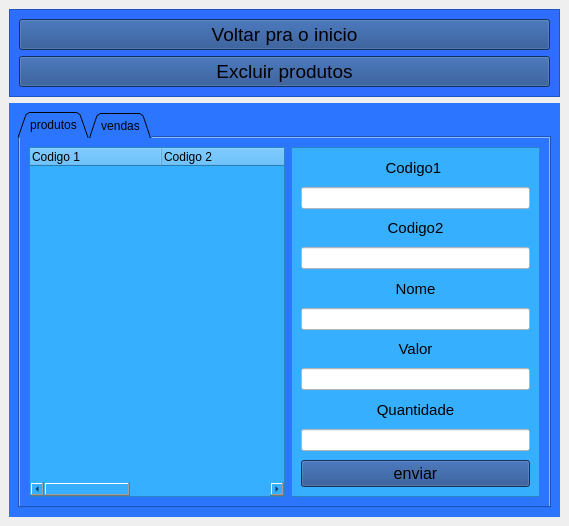
Above: View/Ui/produtos.ui from DiomarBR/aplicacao_de_venda_e_controle_de_estoque before the change. Below: the same form after it.
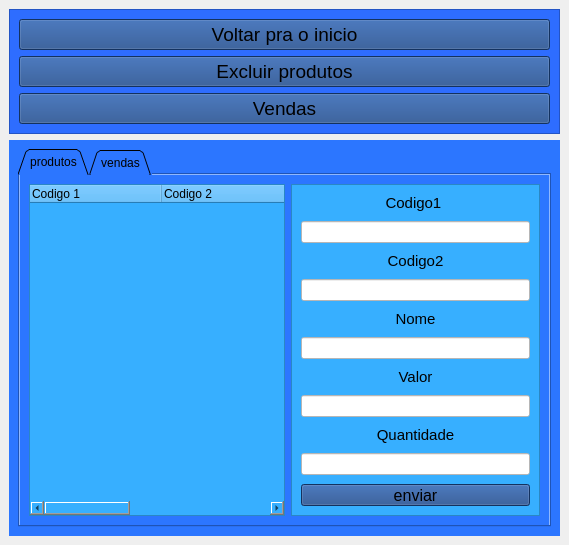
That is the form after the change.

```diff
--- a/View/Ui/produtos.ui
+++ b/View/Ui/produtos.ui
@@ -75,6 +75,21 @@
          </property>
         </widget>
        </item>
+       <item>
+        <widget class="QPushButton" name="button_vendas">
+         <property name="font">
+          <font>
+           <pointsize>14</pointsize>
+          </font>
+         </property>
+         <property name="styleSheet">
+          <string notr="true">background-color: rgb(27, 70, 135);</string>
+         </property>
+         <property name="text">
+          <string>Vendas</string>
+         </property>
+        </widget>
+       </item>
       </layout>
      </widget>
     </item>
```
Left out of the diff: 2 changed lines with no effect on the pictures.
